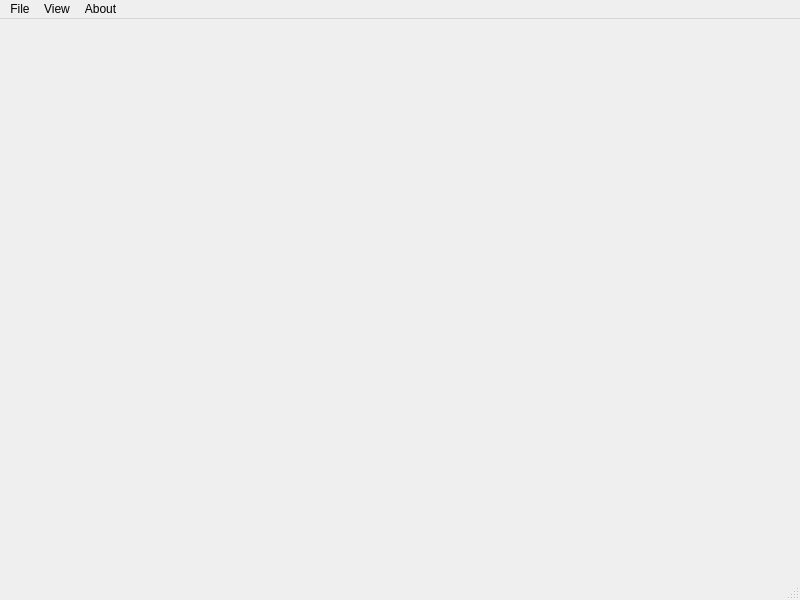
Above: src/gui/MathMan/mainwindow.ui from h7lc0n/MathMan before the change. Below: the same form after it.
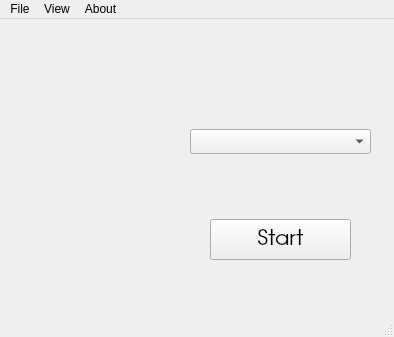
That is the form after the change. Icons and pictures are not drawn.

The edit to the form file:
```diff
--- a/src/gui/MathMan/mainwindow.ui
+++ b/src/gui/MathMan/mainwindow.ui
@@ -6,20 +6,97 @@
    <rect>
     <x>0</x>
     <y>0</y>
-    <width>800</width>
-    <height>600</height>
+    <width>394</width>
+    <height>337</height>
    </rect>
   </property>
   <property name="windowTitle">
    <string>MainWindow</string>
   </property>
-  <widget class="QWidget" name="centralwidget"/>
+  <widget class="QWidget" name="centralwidget">
+   <widget class="QPushButton" name="pushButton">
+    <property name="geometry">
+     <rect>
+      <x>210</x>
+      <y>200</y>
+      <width>141</width>
+      <height>41</height>
+     </rect>
+    </property>
+    <property name="font">
+     <font>
+      <family>URW Gothic</family>
+      <pointsize>16</pointsize>
+      <weight>50</weight>
+      <italic>false</italic>
+      <bold>false</bold>
+      <strikeout>false</strikeout>
+      <kerning>true</kerning>
+     </font>
+    </property>
+    <property name="cursor">
+     <cursorShape>PointingHandCursor</cursorShape>
+    </property>
+    <property name="text">
+     <string>Start</string>
+    </property>
+   </widget>
+   <widget class="QLabel" name="image">
+    <property name="geometry">
+     <rect>
+      <x>10</x>
+      <y>10</y>
+      <width>161</width>
+      <height>261</height>
+     </rect>
+    </property>
+    <property name="text">
+     <string/>
+    </property>
+    <property name="pixmap">
+     <pixmap resource="qresource.qrc">:/images/MathMan.ico</pixmap>
+    </property>
+   </widget>
+   <widget class="QComboBox" name="comboBox">
+    <property name="geometry">
+     <rect>
+      <x>190</x>
+      <y>110</y>
+      <width>181</width>
+      <height>25</height>
+     </rect>
+    </property>
+    <property name="placeholderText">
+     <string>Math Problems</string>
+    </property>
+    <item>
+     <property name="text">
+      <string>Quadratic Equation</string>
+     </property>
+    </item>
+    <item>
+     <property name="text">
+      <string>Real Numbers</string>
+     </property>
+    </item>
+    <item>
+     <property name="text">
+      <string>Complex</string>
+     </property>
+    </item>
+    <item>
+     <property name="text">
+      <string>Matrix</string>
+     </property>
+    </item>
+   </widget>
+  </widget>
   <widget class="QMenuBar" name="menubar">
    <property name="geometry">
     <rect>
      <x>0</x>
      <y>0</y>
-     <width>800</width>
+     <width>394</width>
      <height>22</height>
     </rect>
    </property>
```
Left out of the diff: 4 changed lines with no effect on the pictures.
